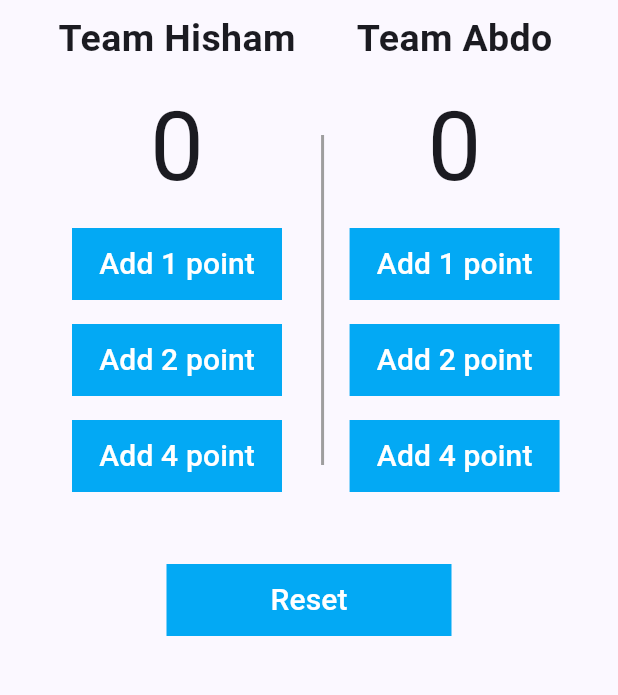
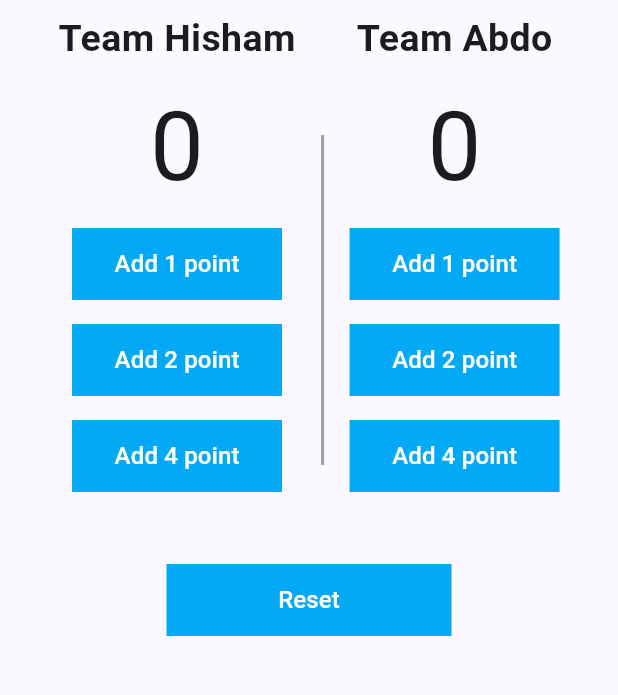
Before and after one commit to RanaHisham18/mypointscointer, a Flutter app: the screen it shows after launch, on a phone screen of 412 x 824 dp, the part 84-779 px from its top. Run offline on Flutter 3.47's test engine with Material 2 defaults, Android fonts, the light colour scheme and no system bars.

Commit message:
font size change

```diff
--- a/lib/main.dart
+++ b/lib/main.dart
@@ -80,7 +80,7 @@ class _MyHomePageState extends State<MyHomePage> {
                           },
                           child: const Text(
                             "Add 1 point",
-                            style: TextStyle(fontSize: 20.0, color: Colors.white),
+                            style: TextStyle(fontSize: 16.0, color: Colors.white),
                           ),
                         ),
                       ),
@@ -98,7 +98,7 @@ class _MyHomePageState extends State<MyHomePage> {
                           },
                           child: const Text(
                             "Add 2 point",
-                            style: TextStyle(fontSize: 20.0, color: Colors.white),
+                            style: TextStyle(fontSize: 16.0, color: Colors.white),
                           ),
                         ),
                       ),
@@ -116,7 +116,7 @@ class _MyHomePageState extends State<MyHomePage> {
                           },
                           child: const Text(
                             "Add 4 point",
-                            style: TextStyle(fontSize: 20.0, color: Colors.white),
+                            style: TextStyle(fontSize: 16.0, color: Colors.white),
                           ),
                         ),
                       ),
@@ -160,7 +160,7 @@ class _MyHomePageState extends State<MyHomePage> {
                           },
                           child: const Text(
                             "Add 1 point",
-                            style: TextStyle(fontSize: 20.0, color: Colors.white),
+                            style: TextStyle(fontSize: 16.0, color: Colors.white),
                           ),
                         ),
                       ),
@@ -178,7 +178,7 @@ class _MyHomePageState extends State<MyHomePage> {
                           },
                           child: const Text(
                             "Add 2 point",
-                            style: TextStyle(fontSize: 20.0, color: Colors.white),
+                            style: TextStyle(fontSize: 16.0, color: Colors.white),
                           ),
                         ),
                       ),
@@ -196,7 +196,7 @@ class _MyHomePageState extends State<MyHomePage> {
                           },
                           child: const Text(
                             "Add 4 point",
-                            style: TextStyle(fontSize: 20.0, color: Colors.white),
+                            style: TextStyle(fontSize: 16.0, color: Colors.white),
                           ),
                         ),
                       ),
@@ -218,7 +218,7 @@ class _MyHomePageState extends State<MyHomePage> {
                 },
                   child: const Text(
                     "Reset",
-                    style: TextStyle(fontSize: 20.0, color: Colors.white),
+                    style: TextStyle(fontSize: 16.0, color: Colors.white),
                   ),),
               ),
             )
```
